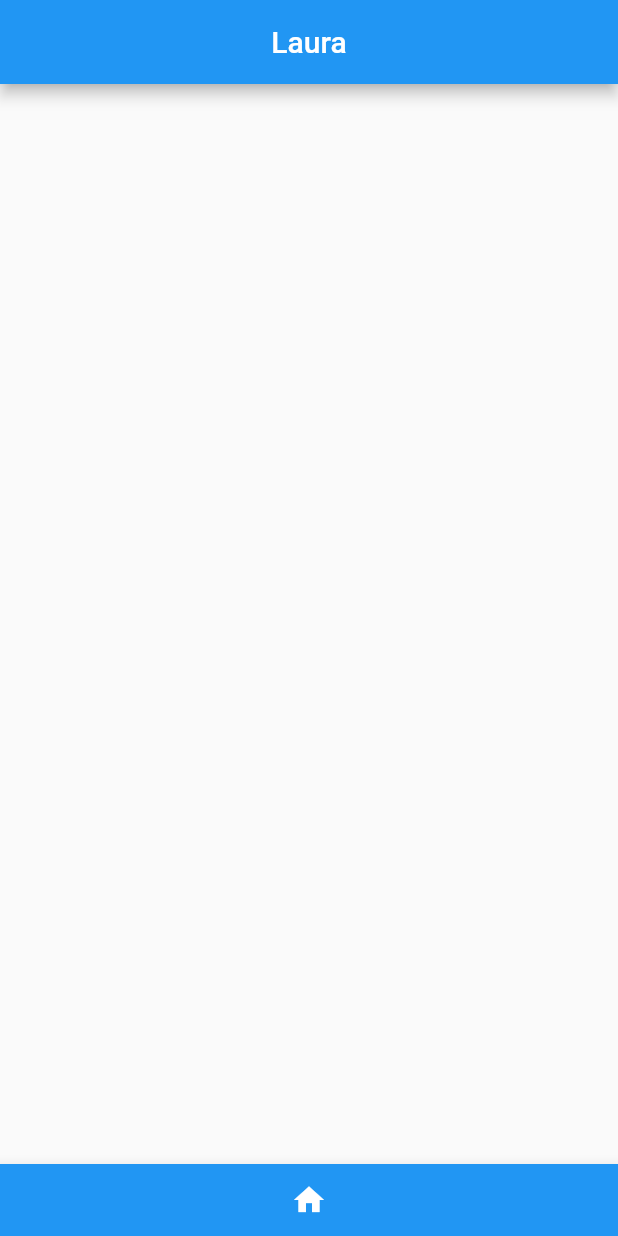
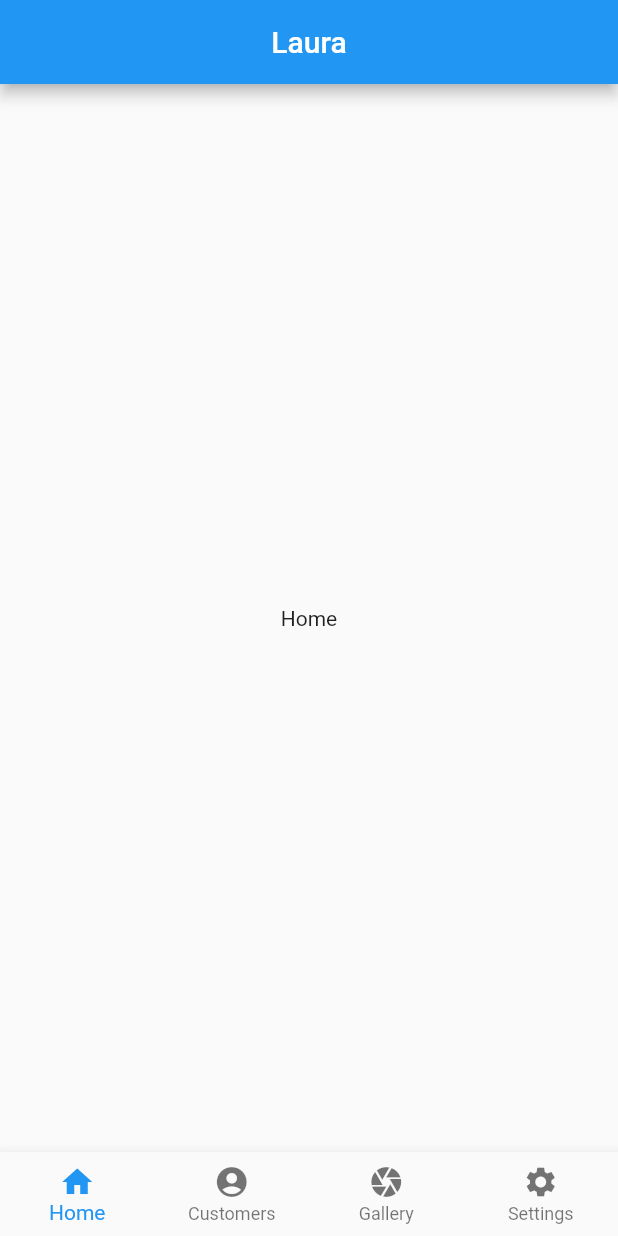
Before and after one commit to breaking-cs/laura-flutter-firebase-app, a Flutter app: the screen it shows after launch, on a phone screen of 412 x 824 dp. Run offline on Flutter 3.47's test engine with Material 2 defaults, Android fonts, the phone set to English and light mode, and no system bars.

Commit message:
Tab 구조화

```diff
--- a/lib/main.dart
+++ b/lib/main.dart
@@ -1,27 +1,64 @@
 import 'package:flutter/material.dart';
+import "./screens/home.dart";
+import "./screens/customers.dart";
+import "./screens/gallery.dart";
+import "./screens/settings.dart";
 
 void main() {
   runApp(const MyApp());
 }
 
-class MyApp extends StatelessWidget {
+class MyApp extends StatefulWidget {
   const MyApp({Key? key}) : super(key: key);
 
-  // This widget is the root of your application.
+  @override
+  State<MyApp> createState() => _MyAppState();
+}
+
+class _MyAppState extends State<MyApp> {
+  int _currentIndex = 0;
+
+  final _tabs = const [
+    Center(child: Home()),
+    Center(child: Customers()),
+    Center(child: Gallery()),
+    Center(child: Settings()),
+  ];
+
   @override
   Widget build(BuildContext context) {
     return MaterialApp(
         home: Scaffold(
-      appBar: AppBar(
-        title: const Text("Laura"),
-        centerTitle: true,
-      ),
-      bottomNavigationBar: BottomAppBar(
-          color: Colors.blue,
-          child: IconButton(
-              icon: Icon(Icons.home),
-              onPressed: () => print("hello"),
-              color: Colors.white)),
-    ));
+            appBar: AppBar(
+              title: const Text("Laura"),
+              centerTitle: true,
+            ),
+            body: _tabs[_currentIndex],
+            bottomNavigationBar: BottomNavigationBar(
+                type: BottomNavigationBarType.fixed,
+                currentIndex: _currentIndex,
+                items: const [
+                  BottomNavigationBarItem(
+                    icon: Icon(Icons.home),
+                    label: "Home",
+                  ),
+                  BottomNavigationBarItem(
+                    icon: Icon(Icons.account_circle),
+                    label: "Customers",
+                  ),
+                  BottomNavigationBarItem(
+                    icon: Icon(Icons.camera),
+                    label: "Gallery",
+                  ),
+                  BottomNavigationBarItem(
+                    icon: Icon(Icons.settings),
+                    label: "Settings",
+                  ),
+                ],
+                onTap: (index) {
+                  setState(() {
+                    _currentIndex = index;
+                  });
+                })));
   }
 }
--- /dev/null
+++ b/lib/screens/customers.dart
@@ -0,0 +1,10 @@
+import 'package:flutter/material.dart';
+
+class Customers extends StatelessWidget {
+  const Customers({Key? key}) : super(key: key);
+
+  @override
+  Widget build(BuildContext context) {
+    return Text("Customers");
+  }
+}
--- /dev/null
+++ b/lib/screens/gallery.dart
@@ -0,0 +1,10 @@
+import 'package:flutter/material.dart';
+
+class Gallery extends StatelessWidget {
+  const Gallery({Key? key}) : super(key: key);
+
+  @override
+  Widget build(BuildContext context) {
+    return Text("Gallery");
+  }
+}
--- /dev/null
+++ b/lib/screens/home.dart
@@ -0,0 +1,10 @@
+import 'package:flutter/material.dart';
+
+class Home extends StatelessWidget {
+  const Home({Key? key}) : super(key: key);
+
+  @override
+  Widget build(BuildContext context) {
+    return Text("Home");
+  }
+}
--- /dev/null
+++ b/lib/screens/settings.dart
@@ -0,0 +1,10 @@
+import 'package:flutter/material.dart';
+
+class Settings extends StatelessWidget {
+  const Settings({Key? key}) : super(key: key);
+
+  @override
+  Widget build(BuildContext context) {
+    return Text("Settings");
+  }
+}
```
